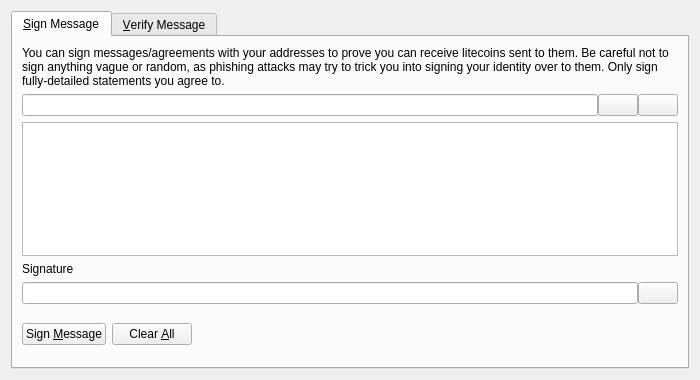
First picture: the form in src/qt/forms/signverifymessagedialog.ui, repository ascensioncoin/litecoin, before the edit.
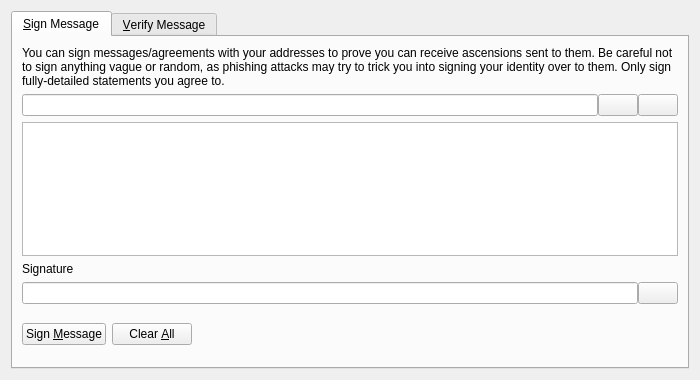
Second picture: the form after the edit. Icons and pictures are not drawn. Custom widgets are drawn as their Qt base class.

The edit to the form file:
```diff
--- a/src/qt/forms/signverifymessagedialog.ui
+++ b/src/qt/forms/signverifymessagedialog.ui
@@ -30,7 +30,7 @@
        <item>
         <widget class="QLabel" name="infoLabel_SM">
          <property name="text">
-          <string>You can sign messages/agreements with your addresses to prove you can receive litecoins sent to them. Be careful not to sign anything vague or random, as phishing attacks may try to trick you into signing your identity over to them. Only sign fully-detailed statements you agree to.</string>
+          <string>You can sign messages/agreements with your addresses to prove you can receive ascensions sent to them. Be careful not to sign anything vague or random, as phishing attacks may try to trick you into signing your identity over to them. Only sign fully-detailed statements you agree to.</string>
          </property>
          <property name="textFormat">
           <enum>Qt::PlainText</enum>
```
Left out of the diff: 8 changed lines with no effect on the pictures.
